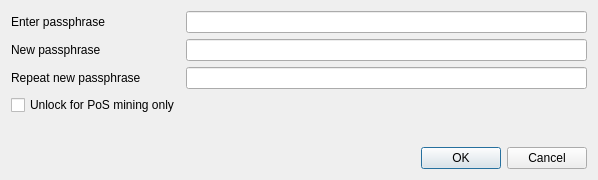
This is src/qt/forms/askpassphrasedialog.ui in rtc29462/JackpotCoin as Qt 5 draws it before an edit. The edited form follows.
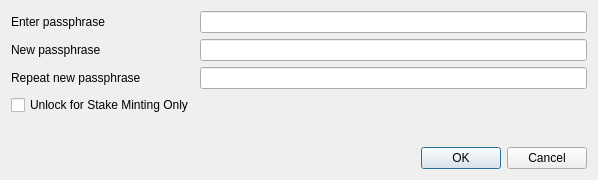
This is the edited form.

The edit to the form file:
```diff
--- a/src/qt/forms/askpassphrasedialog.ui
+++ b/src/qt/forms/askpassphrasedialog.ui
@@ -95,7 +95,7 @@
         <string extracomment="Check this option if want to ulock wallet for PoS mining only"/>
        </property>
        <property name="text">
-        <string>Unlock for PoS mining only</string>
+        <string>Unlock for Stake Minting Only</string>
        </property>
       </widget>
      </item>
```
